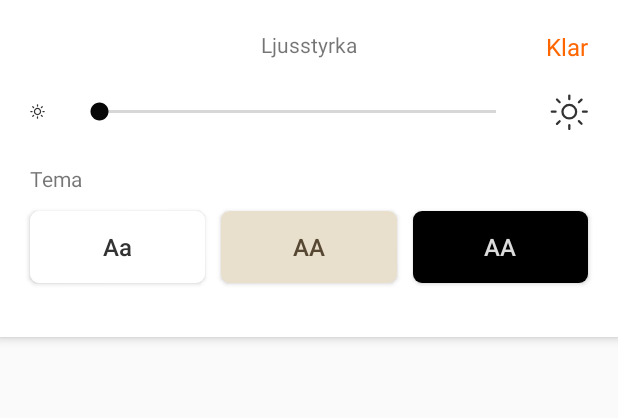
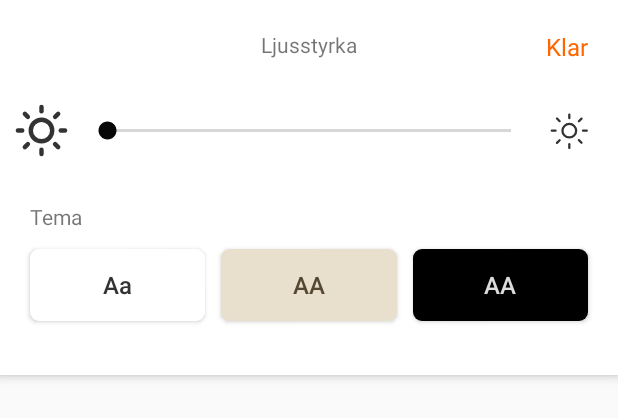
Before and after one commit to Bolling88/reader, an Android app: the layout include_ebook_display.xml on its own in the app's theme, with its tools: preview values and no code run, on a phone screen of 412 x 824 dp. Shown: the top 418 px of the screen. Run offline under Robolectric (Android 15) with nearby library versions, the phone set to English and light mode, and no system bars.

Commit message:
More fixes

```diff
--- a/r2-testapp-kotlin-develop/r2-testapp/src/main/res/layout/fragment_overlay.xml
+++ b/r2-testapp-kotlin-develop/r2-testapp/src/main/res/layout/fragment_overlay.xml
@@ -28,6 +28,8 @@
             android:layout_width="match_parent"
             android:layout_height="wrap_content"
             android:elevation="4dip"
+            android:clickable="true"
+            android:focusable="true"
             android:background="@drawable/bg_rounded_white"
             app:layout_constraintBottom_toBottomOf="parent"
             app:layout_constraintEnd_toEndOf="parent"
--- a/r2-testapp-kotlin-develop/r2-testapp/src/main/res/layout/include_ebook_display.xml
+++ b/r2-testapp-kotlin-develop/r2-testapp/src/main/res/layout/include_ebook_display.xml
@@ -76,9 +76,9 @@
 
         <androidx.appcompat.widget.AppCompatImageView
             android:id="@+id/img_theme"
-            android:layout_width="10dip"
-            android:layout_height="10dip"
-            android:layout_marginStart="20dip"
+            android:layout_width="35dip"
+            android:layout_height="35dip"
+            android:layout_marginStart="10dip"
             android:layout_marginTop="30dip"
             app:layout_constraintStart_toStartOf="parent"
             app:layout_constraintTop_toBottomOf="@+id/txt_title"
@@ -101,9 +101,9 @@
             android:id="@+id/txt_done"
             android:layout_width="wrap_content"
             android:layout_height="wrap_content"
-            android:layout_marginTop="20dip"
-            android:layout_marginEnd="20dip"
             android:text="@string/done"
+            android:paddingEnd="20dip"
+            android:paddingTop="20dip"
             android:textColor="@color/orange"
             android:textSize="16sp"
             app:layout_constraintEnd_toEndOf="parent"
@@ -123,8 +123,8 @@
             android:id="@+id/skb_brightness"
             android:layout_width="0dip"
             android:layout_height="wrap_content"
-            android:layout_marginStart="20dip"
-            android:layout_marginEnd="20dip"
+            android:layout_marginStart="10dip"
+            android:layout_marginEnd="10dip"
             app:layout_constraintBottom_toBottomOf="@+id/img_theme"
             app:layout_constraintEnd_toStartOf="@+id/img_sun"
             app:layout_constraintStart_toEndOf="@+id/img_theme"
```
Also changed, not shown: r2-testapp-kotlin-develop/r2-testapp/src/main/res/layout/include_ebook_toolbar.xml (+17 -13 lines).
